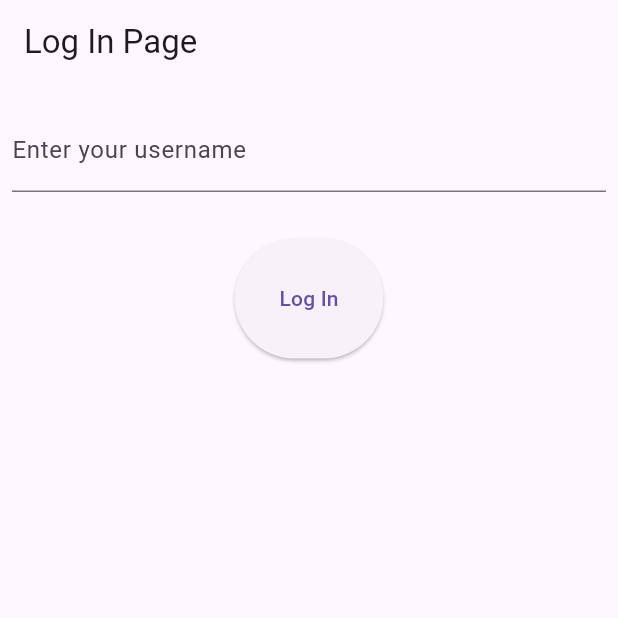
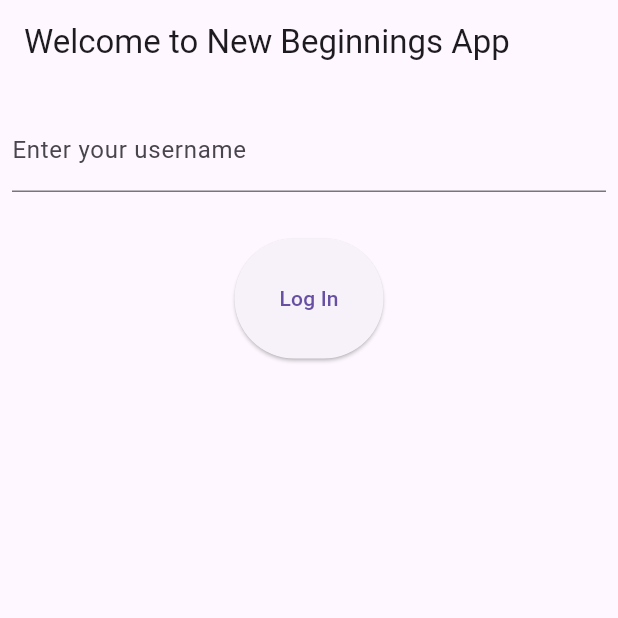
Before and after one commit to Enactus-New-Beginnings/mobile-app-flutter, a Flutter app: the screen it shows after launch, on a phone screen of 412 x 824 dp, the top half of it. Run offline on Flutter 3.47's test engine with Material 3 defaults, Android fonts, the phone set to English and light mode, and no system bars; our stand-ins replace firebase_core, firebase_database; accounts and stored records are empty.

Commit message:
linked pages

```diff
--- a/lib/main.dart
+++ b/lib/main.dart
@@ -1,17 +1,9 @@
 import 'package:flutter/material.dart';
+import 'profile_page.dart';
+void main() => runApp(const MyApp());
 
-void main() => runApp(const MyHomePage());
-
-class MyHomePage extends StatefulWidget {
-  const MyHomePage({super.key});
-
-  @override
-  State<MyHomePage> createState() {
-    return _MyHomePageState();
-  }
-}
-
-class _MyHomePageState extends State<MyHomePage> {
+class MyApp extends StatelessWidget {
+  const MyApp({super.key});
 
   @override
   Widget build(BuildContext context) {
@@ -19,12 +11,28 @@ class _MyHomePageState extends State<MyHomePage> {
       theme: ThemeData(
         primarySwatch: Colors.green,
       ),
-        home: Scaffold(
+      home: const MyHomePage(),
+    );
+  }
+}
+
+class MyHomePage extends StatefulWidget {
+  const MyHomePage({super.key});
+
+  @override
+  State<MyHomePage> createState() => _MyHomePageState();
+}
+
+class _MyHomePageState extends State<MyHomePage> {
+  @override
+  Widget build(BuildContext context) {
+    return Scaffold(
       appBar: AppBar(
-            title: const Text('Log In Page'),
+        title: const Text('Welcome to New Beginnings App'),
       ),
       body: Center(
-              child: Column(children: <Widget>[
+        child: Column(
+          children: <Widget>[
             Padding(
               padding: const EdgeInsets.symmetric(horizontal: 8, vertical: 16),
               child: TextFormField(
@@ -37,14 +45,22 @@ class _MyHomePageState extends State<MyHomePage> {
             Container(
               margin: const EdgeInsets.all(15),
               child: ElevatedButton(
-                      onPressed: () async {
+                onPressed: () {
+                  // Navigate to ProfilePage when button is pressed
+                  Navigator.push(
+                    context,
+                    MaterialPageRoute(builder: (context) => ProfilePage()),
+                  );
                 },
                 style: ElevatedButton.styleFrom(
                   padding: const EdgeInsets.all(30),
                 ),
                 child: const Text('Log In'),
-                    )),
-              ])),
-        ));
+              ),
+            ),
+          ],
+        ),
+      ),
+    );
   }
 }
--- a/lib/profile_page.dart
+++ b/lib/profile_page.dart
@@ -1,11 +1,11 @@
 import 'package:flutter/material.dart';
 
 void main() {
-  runApp(const MyApp());
+  runApp(const mainPage());
 }
 
-class MyApp extends StatelessWidget {
-  const MyApp({Key? key}) : super(key: key);
+class mainPage extends StatelessWidget {
+  const mainPage({Key? key}) : super(key: key);
 
   @override
   Widget build(BuildContext context) {
--- a/pubspec.yaml
+++ b/pubspec.yaml
@@ -20,7 +20,7 @@ publish_to: 'none' # Remove this line if you wish to publish to pub.dev
 version: 1.0.0+1
 
 environment:
-  sdk: '>=2.18.2 <3.0.0'
+  sdk: '>=3.2.0-0 <4.0.0'
 
 # Dependencies specify other packages that your package needs in order to work.
 # To automatically upgrade your package dependencies to the latest versions
```
Also changed, not shown: pubspec.lock, 2 other files. Lines whose indentation alone changed are shown as unchanged.
